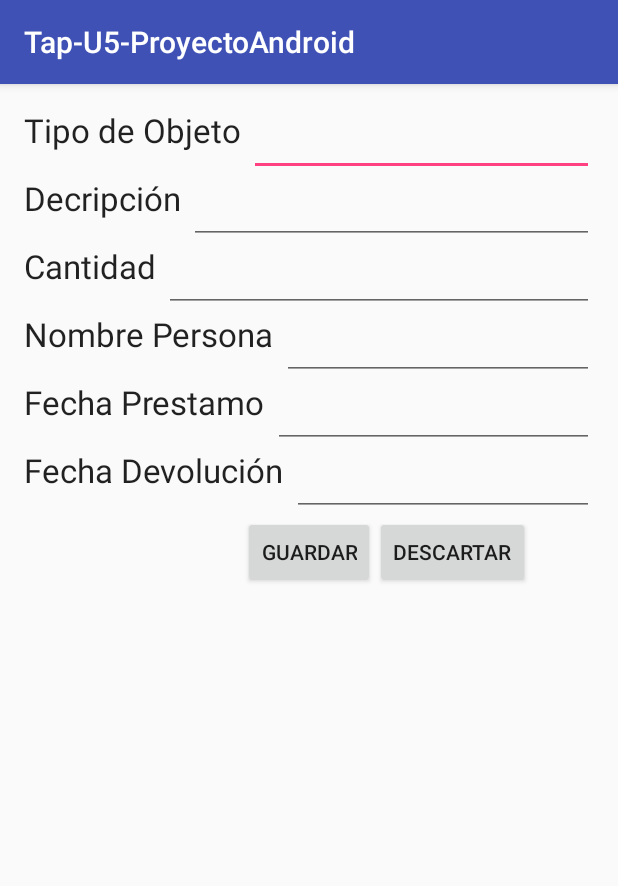
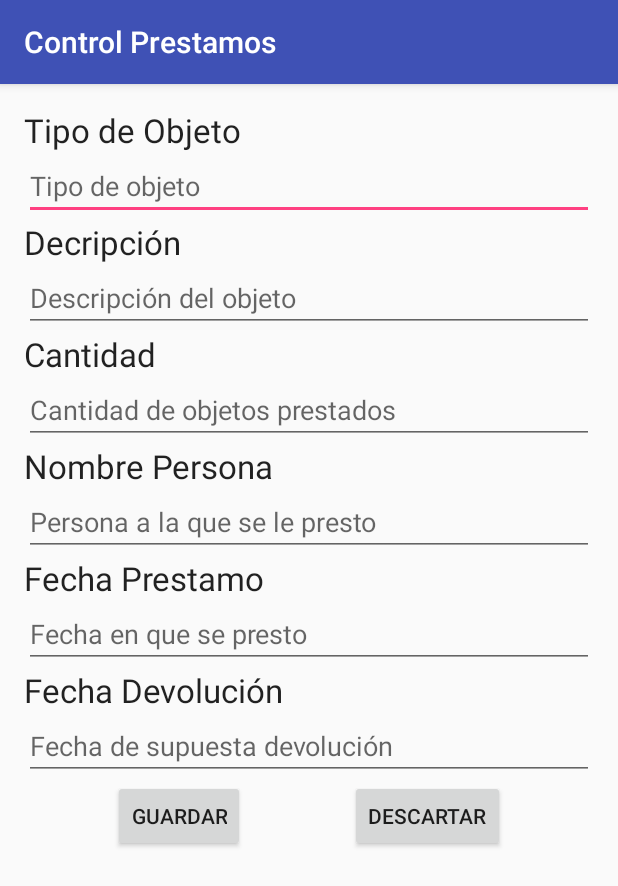
Before and after one commit to ManuelChan96/Tap-U5-AndroidProject, an Android app: the NewObject screen opened directly, with no data from a screen before it, on a phone screen of 412 x 824 dp. Shown: the top 886 px of the screen. Run offline under Robolectric (Android 15) with nearby library versions, the phone set to English and light mode, and no system bars.

Commit message:
Programa con vista agregar nuevo objeto y evento

```diff
--- a/app/src/main/java/com/example/josediego/tap_u5_proyectoandroid/MainActivity.java
+++ b/app/src/main/java/com/example/josediego/tap_u5_proyectoandroid/MainActivity.java
@@ -1,6 +1,9 @@
 package com.example.josediego.tap_u5_proyectoandroid;
 
 
+import android.content.ClipData.*;
+import android.content.Intent;
+import android.location.GpsStatus;
 import android.support.v4.app.ActivityCompat;
 import android.support.v4.view.MenuItemCompat;
 import android.support.v7.app.ActionBarDrawerToggle;
@@ -9,6 +12,7 @@ import android.os.Bundle;
 import android.support.v7.widget.SearchView;
 import android.view.Menu;
 import android.view.MenuItem;
+import android.widget.Button;
 import android.widget.TableLayout;
 
 import android.support.v4.widget.DrawerLayout;
@@ -24,7 +28,7 @@ public class MainActivity extends AppCompatActivity {
     private DrawerLayout mDrawerLayout;
     private ListView mDrawerList;
     private ActionBarDrawerToggle drawerToggle;
-
+    Intent intent;
     @Override
     protected void onCreate(Bundle savedInstanceState) {
         super.onCreate(savedInstanceState);
@@ -74,7 +78,14 @@ public class MainActivity extends AppCompatActivity {
                 R.layout.drawer_list_item, items));
         // Set the list's click listener
         //mDrawerList.setOnItemClickListener(new DrawerItemClickListener());
-
+        /*MenuItem add = (MenuItem)findViewById(R.id.new_Object_id);
+        add.setOnMenuItemClickListener(new MenuItem.OnMenuItemClickListener(){
+            @Override
+            public boolean onMenuItemClick(MenuItem menuItem) {
+                agregarNuevo();
+                return true;
+            }
+        });*/
     }
 
     public boolean onOptionsItemSelected(MenuItem item) {
@@ -101,8 +112,15 @@ public class MainActivity extends AppCompatActivity {
         getMenuInflater().inflate(R.menu.main, menu);
         final MenuItem searchItem= menu.findItem(R.id.menu_buscar);
         final SearchView searchView= (SearchView) MenuItemCompat.getActionView(searchItem);
+        final MenuItem addItem= menu.findItem(R.id.new_Object_id);
+        addItem.setOnMenuItemClickListener(new MenuItem.OnMenuItemClickListener(){
+            @Override
+            public boolean onMenuItemClick(MenuItem menuItem) {
+                agregarNuevo();
+                return true;
+            }
+        });
         return true;
-
     }
 
     @Override
@@ -110,5 +128,11 @@ public class MainActivity extends AppCompatActivity {
         super.onPostCreate(savedInstanceState);
         drawerToggle.syncState();
     }
-
+    public void agregarNuevo(){
+        intent = new Intent(this, NewObject.class);
+        startActivity(intent);
+    }
+    /*public void OnClickNuevo(View vista){
+        this.agregarNuevo();
+    }*/
 }
--- a/app/src/main/res/layout/activity_new_object.xml
+++ b/app/src/main/res/layout/activity_new_object.xml
@@ -8,119 +8,158 @@
     android:paddingRight="@dimen/activity_horizontal_margin"
     android:paddingTop="@dimen/activity_vertical_margin"
     tools:context="com.example.josediego.tap_u5_proyectoandroid.NewObject">
+    <ScrollView
+        android:id="@+id/scrollvertical"
+        android:layout_width="match_parent"
+        android:layout_height="match_parent"
+        android:scrollbars="vertical"
+        android:layout_weight="1">
+    <LinearLayout
+    android:layout_width="match_parent"
+    android:layout_height="match_parent"
+    android:orientation="vertical">
     <TextView
         android:id="@+id/tipo_objeto"
         android:layout_width="wrap_content"
-        android:layout_height="wrap_content"
+        android:layout_height="0dp"
         android:textAppearance="?android:textAppearanceLarge"
         android:text="Tipo de Objeto"
         android:layout_marginRight="5dp"
+        android:layout_weight="1"
         />
     <EditText
         android:id="@+id/text_tipo_objeto"
         android:layout_width="match_parent"
-        android:layout_height="wrap_content"
-        android:inputType="textMultiLine"
+        android:layout_height="0dp"
+        android:inputType="text"
+        android:hint="Tipo de objeto"
         android:layout_toRightOf="@id/tipo_objeto"
+        android:layout_weight="1"
         />
     <TextView
         android:id="@+id/descripcion"
         android:layout_width="wrap_content"
-        android:layout_height="wrap_content"
+        android:layout_height="0dp"
         android:layout_below="@id/text_tipo_objeto"
         android:textAppearance="?android:textAppearanceLarge"
         android:text="Decripción"
         android:layout_marginRight="5dp"
+        android:layout_weight="1"
         />
     <EditText
         android:id="@+id/text_descripcion"
         android:layout_width="match_parent"
-        android:layout_height="wrap_content"
+        android:layout_height="0dp"
         android:inputType="textMultiLine"
+        android:hint="Descripción del objeto"
         android:layout_toRightOf="@id/descripcion"
         android:layout_below="@id/text_tipo_objeto"
+        android:layout_weight="1"
         />
     <TextView
         android:id="@+id/cantidad"
         android:layout_width="wrap_content"
-        android:layout_height="wrap_content"
+        android:layout_height="0dp"
         android:textAppearance="?android:textAppearanceLarge"
         android:text="Cantidad"
         android:layout_below="@id/text_descripcion"
         android:layout_marginRight="5dp"
+        android:layout_weight="1"
         />
     <EditText
         android:id="@+id/text_cantidad"
         android:layout_width="match_parent"
-        android:layout_height="wrap_content"
-        android:inputType="textMultiLine"
+        android:layout_height="0dp"
+        android:inputType="number"
+        android:hint="Cantidad de objetos prestados"
         android:layout_toRightOf="@id/cantidad"
         android:layout_below="@id/text_descripcion"
+        android:layout_weight="1"
         />
     <TextView
         android:id="@+id/nombre_persona"
         android:layout_width="wrap_content"
-        android:layout_height="wrap_content"
+        android:layout_height="0dp"
         android:textAppearance="?android:textAppearanceLarge"
         android:text="Nombre Persona"
         android:layout_below="@id/text_cantidad"
         android:layout_marginRight="5dp"
+        android:layout_weight="1"
         />
     <EditText
         android:id="@+id/text_nombre_persona"
         android:layout_width="match_parent"
-        android:layout_height="wrap_content"
-        android:inputType="textMultiLine"
+        android:layout_height="0dp"
+        android:inputType="text"
+        android:hint="Persona a la que se le presto"
         android:layout_toRightOf="@id/nombre_persona"
         android:layout_below="@id/text_cantidad"
+        android:layout_weight="1"
         />
     <TextView
         android:id="@+id/fecha_prestamo"
         android:layout_width="wrap_content"
-        android:layout_height="wrap_content"
+        android:layout_height="0dp"
         android:textAppearance="?android:textAppearanceLarge"
         android:text="Fecha Prestamo"
         android:layout_below="@id/text_nombre_persona"
         android:layout_marginRight="5dp"
+        android:layout_weight="1"
         />
     <EditText
         android:id="@+id/text_fecha_prestamo"
         android:layout_width="match_parent"
-        android:layout_height="wrap_content"
-        android:inputType="textMultiLine"
+        android:layout_height="0dp"
+        android:inputType="datetime"
+        android:hint="Fecha en que se presto"
         android:layout_toRightOf="@id/fecha_prestamo"
         android:layout_below="@id/text_nombre_persona"
+        android:layout_weight="1"
         />
     <TextView
         android:id="@+id/fecha_devolucion"
         android:layout_width="wrap_content"
-        android:layout_height="wrap_content"
+        android:layout_height="0dp"
         android:textAppearance="?android:textAppearanceLarge"
         android:text="Fecha Devolución"
         android:layout_below="@id/text_fecha_prestamo"
         android:layout_marginRight="5dp"
+        android:layout_weight="1"
         />
     <EditText
         android:id="@+id/text_fecha_devolucion"
         android:layout_width="match_parent"
-        android:layout_height="wrap_content"
-        android:inputType="textMultiLine"
+        android:layout_height="0dp"
+        android:inputType="datetime"
+        android:hint="Fecha de supuesta devolución"
         android:layout_toRightOf="@id/fecha_devolucion"
         android:layout_below="@id/text_fecha_prestamo"
+        android:layout_weight="1"
         />
+    <LinearLayout
+        android:layout_width="wrap_content"
+        android:layout_height="wrap_content"
+        android:orientation="horizontal"
+        android:layout_gravity="center_horizontal">
     <Button
         android:id="@+id/guardar"
-        android:layout_width="wrap_content"
+        android:layout_width="0dp"
         android:layout_height="wrap_content"
         android:text="Guardar"
         android:layout_centerHorizontal="true"
         android:layout_below="@id/text_fecha_devolucion"
+        android:layout_marginRight="70dp"
+        android:layout_weight="1"
         />
     <Button
-        android:layout_width="wrap_content"
+        android:layout_width="0dp"
         android:layout_height="wrap_content"
         android:layout_toRightOf="@id/guardar"
         android:text="Descartar"
         android:layout_below="@id/text_fecha_devolucion"
+        android:layout_weight="1"
         />
+    </LinearLayout>
+    </LinearLayout>
+    </ScrollView>
 </RelativeLayout>
--- a/app/src/main/res/menu/main.xml
+++ b/app/src/main/res/menu/main.xml
@@ -9,8 +9,8 @@
             app:actionViewClass="android.support.v7.widget.SearchView"
             />
         <item
-            android:id="@+id/settings_id"
-            android:title="settings"
+            android:id="@+id/new_Object_id"
+            android:title="Agregar objeto"
             android:icon="@drawable/mas"
             app:showAsAction="ifRoom"
             />
--- a/app/src/main/res/values/strings.xml
+++ b/app/src/main/res/values/strings.xml
@@ -1,5 +1,5 @@
 <resources>
-    <string name="app_name">Tap-U5-ProyectoAndroid</string>
+    <string name="app_name">Control Prestamos</string>
     <string name="abierto">Abierto</string>
     <string name="cerrado">Cerrado</string>
     <!--Array con los valores de la cabecera de la tabla-->
```
